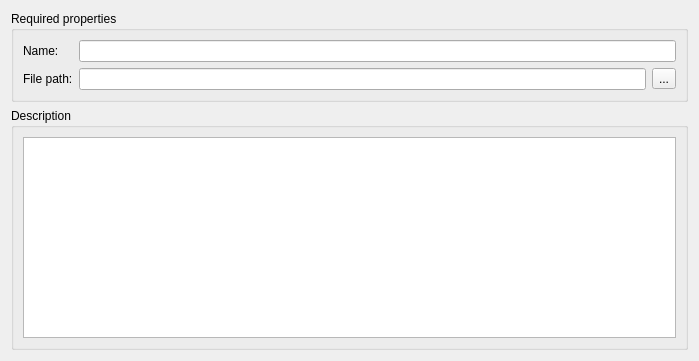
ghorwin/FMICodeGenerator, file scripts/ui/WizardPageBasicProperties.ui: the form before one commit.
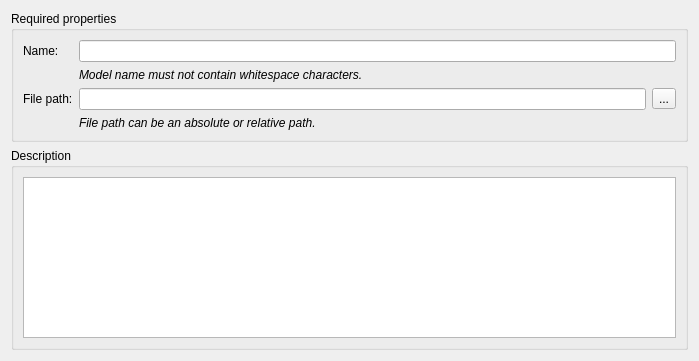
The form after the commit.

Commit message: Finished basic properties FMU page in wizard.

What changed in the file:
```diff
--- a/scripts/ui/WizardPageBasicProperties.ui
+++ b/scripts/ui/WizardPageBasicProperties.ui
@@ -20,6 +20,13 @@
       <string>Required properties</string>
      </property>
      <layout class="QGridLayout" name="gridLayout">
+      <item row="2" column="0">
+       <widget class="QLabel" name="label_2">
+        <property name="text">
+         <string>File path:</string>
+        </property>
+       </widget>
+      </item>
       <item row="0" column="0">
        <widget class="QLabel" name="label">
         <property name="text">
@@ -30,23 +37,40 @@
       <item row="0" column="1" colspan="2">
        <widget class="QLineEdit" name="lineEditModelName"/>
       </item>
-      <item row="1" column="0">
-       <widget class="QLabel" name="label_2">
-        <property name="text">
-         <string>File path:</string>
-        </property>
-       </widget>
-      </item>
-      <item row="1" column="1">
+      <item row="2" column="1">
        <widget class="QLineEdit" name="lineEditFilePath"/>
       </item>
-      <item row="1" column="2">
+      <item row="2" column="2">
        <widget class="QToolButton" name="toolButtonBrowseFilename">
         <property name="text">
          <string>...</string>
         </property>
        </widget>
       </item>
+      <item row="3" column="1">
+       <widget class="QLabel" name="label_3">
+        <property name="font">
+         <font>
+          <italic>true</italic>
+         </font>
+        </property>
+        <property name="text">
+         <string>File path can be an absolute or relative path.</string>
+        </property>
+       </widget>
+      </item>
+      <item row="1" column="1">
+       <widget class="QLabel" name="label_4">
+        <property name="font">
+         <font>
+          <italic>true</italic>
+         </font>
+        </property>
+        <property name="text">
+         <string>Model name must not contain whitespace characters.</string>
+        </property>
+       </widget>
+      </item>
      </layout>
     </widget>
    </item>
```
The commit also changes 2 other files.
